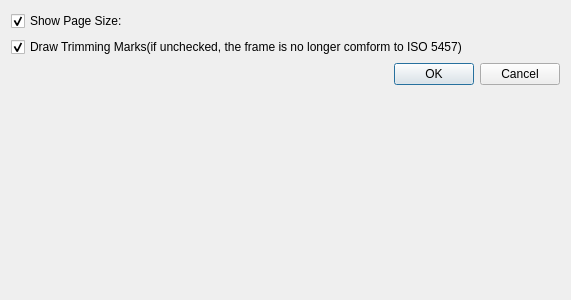
Before: the Qt Designer form Src/PageLayout/Frame/ISO5457/iso5457framedialog.ui in tobiasfalk/KiCAD-FreeCAD-TechDraw-Template-Generator, drawn with Qt 5.
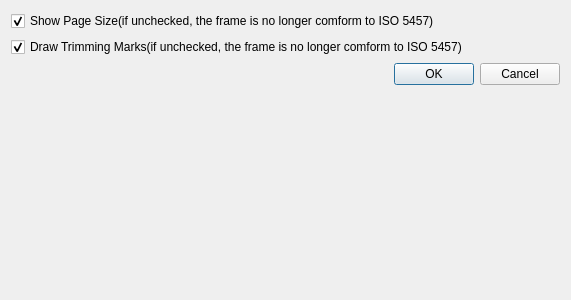
After: the same form once the commit is applied.

Diff of the .ui file:
```diff
--- a/Src/PageLayout/Frame/ISO5457/iso5457framedialog.ui
+++ b/Src/PageLayout/Frame/ISO5457/iso5457framedialog.ui
@@ -17,7 +17,7 @@
    <item>
     <widget class="QCheckBox" name="pageSizeCheckBox">
      <property name="text">
-      <string>Show Page Size:</string>
+      <string>Show Page Size(if unchecked, the frame is no longer comform to ISO 5457)</string>
      </property>
      <property name="checked">
       <bool>true</bool>
```
